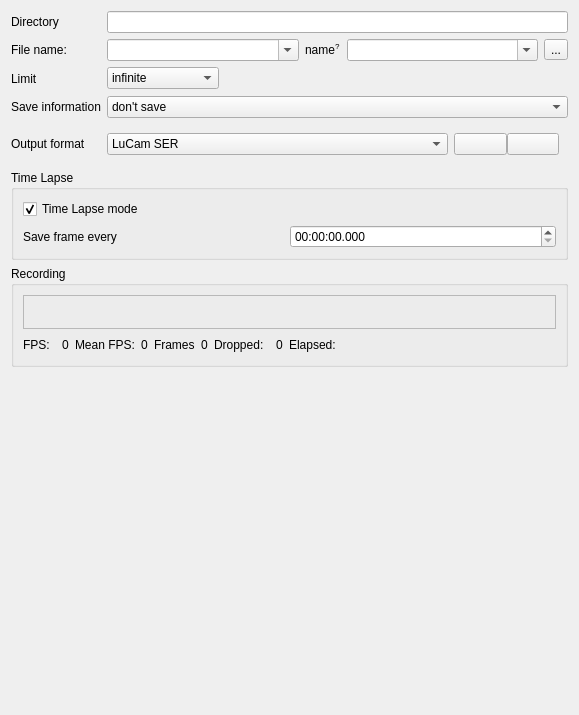
Above: src/widgets/recordingpanel.ui from GuLinux/PlanetaryImager before the change. Below: the same form after it.
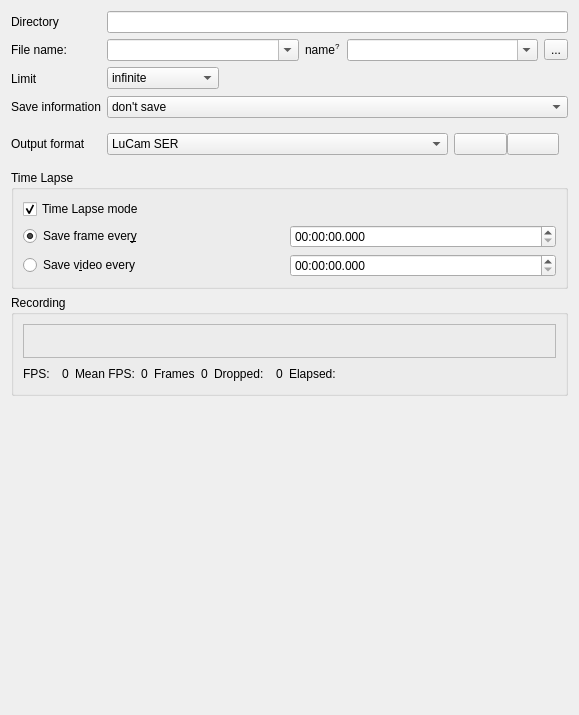
That is the form after the change. Icons and pictures are not drawn.

The edit to the form file:
```diff
--- a/src/widgets/recordingpanel.ui
+++ b/src/widgets/recordingpanel.ui
@@ -46,10 +46,19 @@
           <number>0</number>
          </property>
          <item row="0" column="0">
-          <widget class="QLabel" name="label_7">
+          <widget class="QRadioButton" name="tlapseSaveFrameBtn">
+           <property name="toolTip">
+            <string>Saves a frame after the specified interval elapses.</string>
+           </property>
            <property name="text">
-            <string>Save frame every</string>
+            <string>Save frame ever&amp;y</string>
            </property>
+           <property name="checked">
+            <bool>true</bool>
+           </property>
+           <attribute name="buttonGroup">
+            <string notr="true">tlapseButtonGroup</string>
+           </attribute>
           </widget>
          </item>
          <item row="0" column="1">
@@ -82,6 +91,47 @@
         </layout>
        </widget>
       </item>
+      <item row="3" column="0" colspan="2">
+       <widget class="QWidget" name="tlapseSaveVideo" native="true">
+        <layout class="QHBoxLayout" name="tlapseSaveVideoLayout" stretch="0,0">
+         <property name="spacing">
+          <number>0</number>
+         </property>
+         <property name="leftMargin">
+          <number>0</number>
+         </property>
+         <property name="topMargin">
+          <number>0</number>
+         </property>
+         <property name="rightMargin">
+          <number>0</number>
+         </property>
+         <property name="bottomMargin">
+          <number>0</number>
+         </property>
+         <item>
+          <widget class="QRadioButton" name="tlapseSaveVideoBtn">
+           <property name="toolTip">
+            <string>Saves a new video (using the specified limit) after the specified interval elapses.</string>
+           </property>
+           <property name="text">
+            <string>Save v&amp;ideo every</string>
+           </property>
+           <attribute name="buttonGroup">
+            <string notr="true">tlapseButtonGroup</string>
+           </attribute>
+          </widget>
+         </item>
+         <item>
+          <widget class="QTimeEdit" name="tlapseSaveVideoInterval">
+           <property name="displayFormat">
+            <string>HH:mm:ss.zzz</string>
+           </property>
+          </widget>
+         </item>
+        </layout>
+       </widget>
+      </item>
      </layout>
     </widget>
    </item>
```
Left out of the diff: 13 changed lines with no effect on the pictures.
